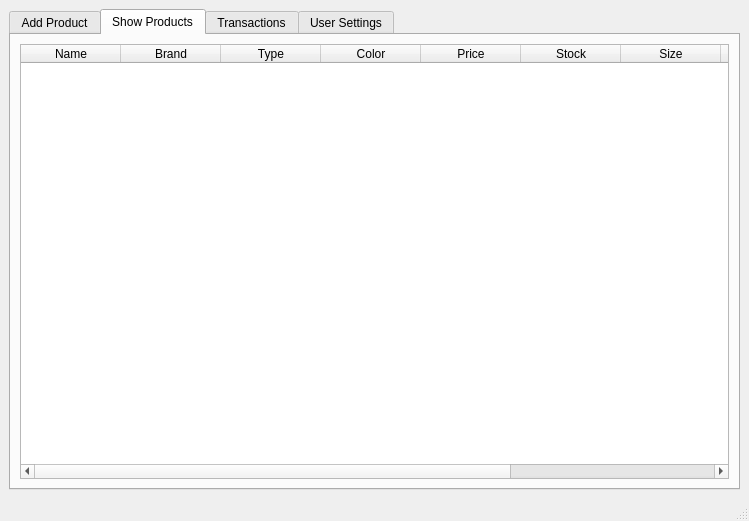
First picture: the form in AP/costumer_ui.ui, repository AP-projects-4001/Guys, before the edit.
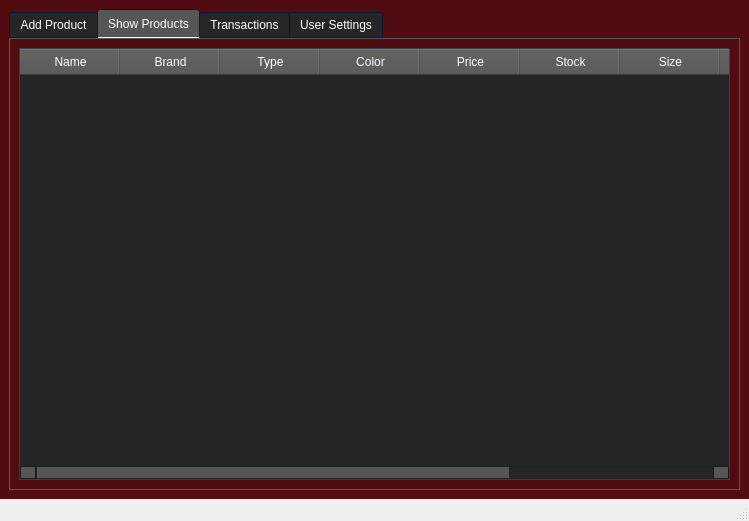
Second picture: the form after the edit. The open tabs and pages were chosen to show the change. Icons and pictures are not drawn.

Commit message: Fix UI for every account

What changed in the file:
```diff
--- a/AP/costumer_ui.ui
+++ b/AP/costumer_ui.ui
@@ -14,9 +14,685 @@
    <string>MainWindow</string>
   </property>
   <widget class="QWidget" name="centralwidget">
+   <property name="styleSheet">
+    <string notr="true">
+QWidget
+{
+	background-color: #500c10;
+	color: #ffffff;
+	border-color: #051a39;
+
+}
+
+
+QLabel
+{
+	background-color: transparent;
+	color: #ffffff;
+
+}
+
+
+QToolTip
+{
+	border : 1px solid #500c10;
+	background-color: #26264f;
+	color: #ffffff;
+	border-color: #051a39;
+
+}
+QPushButton
+{
+	background-color: #565656;
+	color: #ffffff;
+	border-style: solid;
+	border-width: 1px;
+	border-radius: 10px;
+	border-color: #051a39;
+	padding: 5px;
+
+}
+
+
+QPushButton::disabled
+{
+	background-color: #404040;
+	color: #656565;
+	border-color: #051a39;
+
+}
+
+
+QPushButton::hover
+{
+	background-color: #8399ff;
+	color: #ffffff;
+	border-style: solid;
+	border-width: 1px;
+	border-radius: 10px;
+	border-color: #051a39;
+	padding: 5px;
+}
+
+
+QPushButton::pressed
+{
+	background-color: #4969ff;
+	color: #ffffff;
+	border-style: solid;
+	border-width: 1px;
+	border-radius: 10px;
+	border-color: #051a39;
+	padding: 5px;
+
+}
+
+QComboBox
+{
+    background-color: #565656;
+    border: 1px solid;
+    border-radius: 3px;
+    padding-left: 6px;
+    color: #ffffff;
+    height: 20px;
+
+}
+
+
+QComboBox::disabled
+{
+	background-color: #404040;
+	color: #656565;
+	border-color: #051a39;
+
+}
+
+
+QComboBox:hover
+{
+    background-color: #8399ff;
+}
+
+
+QComboBox:on
+{
+    background-color: #4969ff;
+
+}
+
+
+QComboBox QAbstractItemView
+{
+    background-color: #383838;
+    color: #ffffff;
+    border: 1px solid black;
+    selection-background-color: #4969ff;
+    selection-color: #ffffff;
+    outline: 0;
+
+}
+
+QComboBox::drop-down
+{
+    subcontrol-origin: padding;
+    subcontrol-position: top right;
+    width: 15px;
+    border-left-width: 0px;
+    border-left-color: darkgray;
+    border-left-style: solid; 
+    border-top-right-radius: 3px; 
+    border-bottom-right-radius: 3px;
+
+}
+
+
+QComboBox::down-arrow
+{
+    image: url(://arrow-down.png);
+    width: 8px;
+    height: 8px;
+}
+
+
+QSpinBox
+{
+	background-color: #525251;
+	color: #ffffff;
+	border: 1px solid #051a39;
+	border-radius: 3px;
+	padding : 2px;
+}
+
+QLineEdit
+{
+	background-color: #525251;
+	color: #ffffff;
+	border-width: 1px;
+	border-radius: 7px;
+	border-color: #051a39;
+	padding: 2px;
+
+}
+
+QLineEdit::disabled
+{
+	background-color: #404040;
+	color: #656565;
+	border-width: 1px;
+	border-radius: 7px;
+	border-color: #051a39;
+	padding: 2px;
+
+}
+
+QTextEdit
+{
+	background-color: #ffffff;
+	color: #010201;
+	border-color: #051a39;
+
+}
+
+
+QTextEdit::disabled
+{
+	background-color: #404040;
+	color: #656565;
+	border-color: #051a39;
+
+}
+
+QCheckBox::indicator
+{
+    color: #b1b1b1;
+    background-color: #323232;
+    border: 1px solid #b1b1b1;
+    width: 12px;
+    height: 12px;
+
+}
+
+
+QCheckBox::indicator:checked
+{
+    image:url(://checkbox.png);
+    border: 1px solid #565656;
+
+}
+
+
+QCheckBox::disabled
+{
+	color: #656565;
+
+}
+
+
+QCheckBox::indicator:disabled
+{
+	background-color: #656565;
+	color: #656565;
+    border: 1px solid #656565;
+
+}
+
+
+QRadioButton::indicator::unchecked
+{ 
+	border: 2px inset gray; 
+	border-radius: 5px; 
+	background-color:  #fff;
+	width: 9px; 
+	height: 9px; 
+
+}
+
+
+QRadioButton::indicator::unchecked:hover
+{ 
+	border: 2px solid #565656; 
+	border-radius: 5px; 
+	background-color:  #fff;
+	width: 9px; 
+	height: 9px; 
+
+}
+
+
+QRadioButton::indicator::checked
+{ 
+	border: 2px inset darkgray; 
+	border-radius: 5px; 
+	background-color: #4969ff; 
+	width: 9px; 
+	height: 9px; 
+
+}
+
+
+QRadioButton::disabled
+{
+	color: #656565;
+
+}
+
+
+QRadioButton::indicator:disabled
+{
+	background-color: #656565;
+	color: #656565;
+    border: 2px solid #656565;
+
+}
+
+
+QTableView
+{
+    background-color: #242526;
+    border: 1px solid #32414B;
+    color: #f0f0f0;
+    gridline-color: #8faaff;
+    outline : 0;
+
+}
+
+
+QTableView::disabled
+{
+    background-color: #242526;
+    border: 1px solid #32414B;
+    color: #656565;
+    gridline-color: #656565;
+    outline : 0;
+
+}
+
+
+QTableView::item:hover 
+{
+    background-color: #26264f;
+    color: #f0f0f0;
+
+}
+
+
+QTableView::item:selected 
+{
+    background-color: #1a1b1c;
+    border: 2px solid #4969ff;
+    color: #F0F0F0;
+
+}
+
+
+QTableView::item:selected:disabled
+{
+    background-color: #1a1b1c;
+    border: 2px solid #525251;
+    color: #656565;
+
+}
+
+
+QTableCornerButton::section
+{
+    background-color: #505050;
+    color: #fff;
+
+}
+
+
+QHeaderView::section
+{
+    background-color: #525251;
+    color: #fff;
+    text-align: left;
+	padding: 4px;
+	
+}
+
+
+QHeaderView::section:disabled
+{
+    background-color: #525251;
+    color: #656565;
+
+}
+
+
+
+
+
+
+QHeaderView::section::vertical::first,
+QHeaderView::section::vertical::only-one
+{
+    border-top: 1px solid #353635;
+
+}
+
+
+QHeaderView::section::vertical
+{
+    border-top: 1px solid #353635;
+
+}
+
+
+QHeaderView::section::horizontal::first,
+QHeaderView::section::horizontal::only-one
+{
+    border-left: 1px solid #353635;
+
+}
+
+
+QHeaderView::section::horizontal
+{
+    border-left: 1px solid #353635;
+
+}
+
+
+QTabBar::tab
+{
+	background-color: #262626;
+	color: #ffffff;
+	border-style: solid;
+	border-width: 1px;
+	border-top-left-radius: 3px;
+	border-top-right-radius: 3px;
+	border-color: #051a39;
+	padding: 5px;
+
+}
+
+
+QTabBar::tab:disabled
+{
+	background-color: #656565;
+	color: #656565;
+}
+
+
+QTabWidget::pane 
+{
+	background-color: #262626;
+	color: #ffffff;
+    border: 1px solid;
+    border-color: #565656;
+
+}
+
+
+QTabBar::tab:selected
+{
+    background-color: #565656;
+	color: #ffffff;
+	border-style: solid;
+	border-width: 1px;
+	border-top-left-radius: 3px;
+	border-top-right-radius: 3px;
+	border-color: #051a39;
+	padding: 5px;
+
+}
+
+
+QTabBar::tab:selected:disabled
+{
+	background-color: #404040;
+	color: #656565;
+
+}
+
+
+QTabBar::tab:!selected 
+{
+    background-color: #262626;
+
+}
+
+
+QTabBar::tab:!selected:hover 
+{
+    background-color: #8399ff;
+
+}
+
+
+QTabBar::tab:top:!selected 
+{
+    margin-top: 3px;
+
+}
+
+
+QTabBar::tab:bottom:!selected 
+{
+    margin-bottom: 3px;
+
+}
+
+
+QTabBar::tab:top, QTabBar::tab:bottom 
+{
+    min-width: 8ex;
+    margin-right: -1px;
+    padding: 5px 10px 5px 10px;
+
+}
+
+
+QTabBar::tab:top:selected 
+{
+    border-bottom-color: none;
+
+}
+
+
+QTabBar::tab:bottom:selected 
+{
+    border-top-color: none;
+
+}
+
+
+QTabBar::tab:top:last, QTabBar::tab:bottom:last,
+QTabBar::tab:top:only-one, QTabBar::tab:bottom:only-one 
+{
+    margin-right: 0;
+
+}
+
+
+QTabBar::tab:left:!selected 
+{
+    margin-right: 3px;
+
+}
+
+
+QTabBar::tab:right:!selected
+{
+    margin-left: 3px;
+
+}
+
+
+QTabBar::tab:left, QTabBar::tab:right 
+{
+    min-height: 8ex;
+    margin-bottom: -1px;
+    padding: 10px 5px 10px 5px;
+
+}
+
+
+QTabBar::tab:left:selected 
+{
+    border-left-color: none;
+
+}
+
+
+QTabBar::tab:right:selected 
+{
+    border-right-color: none;
+
+}
+
+
+QTabBar::tab:left:last, QTabBar::tab:right:last,
+QTabBar::tab:left:only-one, QTabBar::tab:right:only-one 
+{
+    margin-bottom: 0;
+
+}
+
+
+QScrollBar:horizontal
+{
+    border: 1px solid #222222;
+    background-color: #3d3d3d;
+    height: 13px;
+    margin: 0px 16px 0 16px;
+
+}
+
+
+QScrollBar::handle:horizontal
+{
+    background: #565656;
+    min-height: 20px;
+
+}
+
+
+QScrollBar::add-line:horizontal
+{
+    border: 1px solid #1b1b19;
+    background-color: #565656;
+    width: 14px;
+    subcontrol-position: right;
+    subcontrol-origin: margin;
+
+}
+
+
+QScrollBar::sub-line:horizontal
+{
+    border: 1px solid #1b1b19;
+    background-color: #565656;
+    width: 14px;
+    subcontrol-position: left;
+    subcontrol-origin: margin;
+
+}
+
+
+QScrollBar::right-arrow:horizontal
+{
+    width: 6px;
+    height: 6px;
+
+}
+
+
+QScrollBar::left-arrow:horizontal
+{
+    width: 6px;
+    height: 6px;
+
+}
+
+
+QScrollBar::add-page:horizontal, QScrollBar::sub-page:horizontal
+{
+    background: none;
+
+}
+
+
+QScrollBar:vertical
+{
+    background-color: #3d3d3d;
+    width: 13px;
+    margin: 16px 0 16px 0;
+    border: 1px solid #222222;
+
+}
+
+
+QScrollBar::handle:vertical
+{
+    background-color: #565656;
+    min-height: 20px;
+
+}
+
+
+QScrollBar::add-line:vertical
+{
+    border: 1px solid #1b1b19;
+    background-color: #565656;
+    height: 14px;
+    subcontrol-position: bottom;
+    subcontrol-origin: margin;
+
+}
+
+
+QScrollBar::sub-line:vertical
+{
+    border: 1px solid #1b1b19;
+    background-color: #565656;
+    height: 14px;
+    subcontrol-position: top;
+    subcontrol-origin: margin;
+
+}
+
+
+QScrollBar::up-arrow:vertical
+{
+    width: 6px;
+    height: 6px;
+
+}
+
+
+QScrollBar::down-arrow:vertical
+{
+    width: 6px;
+    height: 6px;
+
+}
+
+
+QScrollBar::add-page:vertical, QScrollBar::sub-page:vertical
+{
+    background: none;
+
+}
+
+QStatusBar
+{
+	background-color: #565656;
+	color: #ffffff;
+	border-color: #051a39;
+
+}
+
+
+</string>
+   </property>
    <layout class="QGridLayout" name="gridLayout">
     <item row="0" column="0">
      <widget class="QTabWidget" name="tabWidget">
+      <property name="styleSheet">
+       <string notr="true"/>
+      </property>
       <property name="tabShape">
        <enum>QTabWidget::Rounded</enum>
       </property>
@@ -247,6 +923,58 @@
        <layout class="QGridLayout" name="gridLayout_2">
         <item row="0" column="0">
          <widget class="QTableWidget" name="show_table">
+          <property name="styleSheet">
+           <string notr="true">QWidget
+{
+	background-color : #242526;
+}
+
+QPushButton
+{
+	background-color: #565656;
+	color: #ffffff;
+	border-style: solid;
+	border-width: 1px;
+	border-radius: 10px;
+	border-color: #051a39;
+	padding: 5px;
+
+}
+
+
+QPushButton::disabled
+{
+	background-color: #404040;
+	color: #656565;
+	border-color: #051a39;
+
+}
+
+
+QPushButton::hover
+{
+	background-color: #8399ff;
+	color: #ffffff;
+	border-style: solid;
+	border-width: 1px;
+	border-radius: 10px;
+	border-color: #051a39;
+	padding: 5px;
+}
+
+
+QPushButton::pressed
+{
+	background-color: #4969ff;
+	color: #ffffff;
+	border-style: solid;
+	border-width: 1px;
+	border-radius: 10px;
+	border-color: #051a39;
+	padding: 5px;
+
+}</string>
+          </property>
           <column>
            <property name="text">
             <string>Name</string>
```
Left out of the diff: 54 changed lines with no effect on the pictures. The commit also changes 7 other files.
